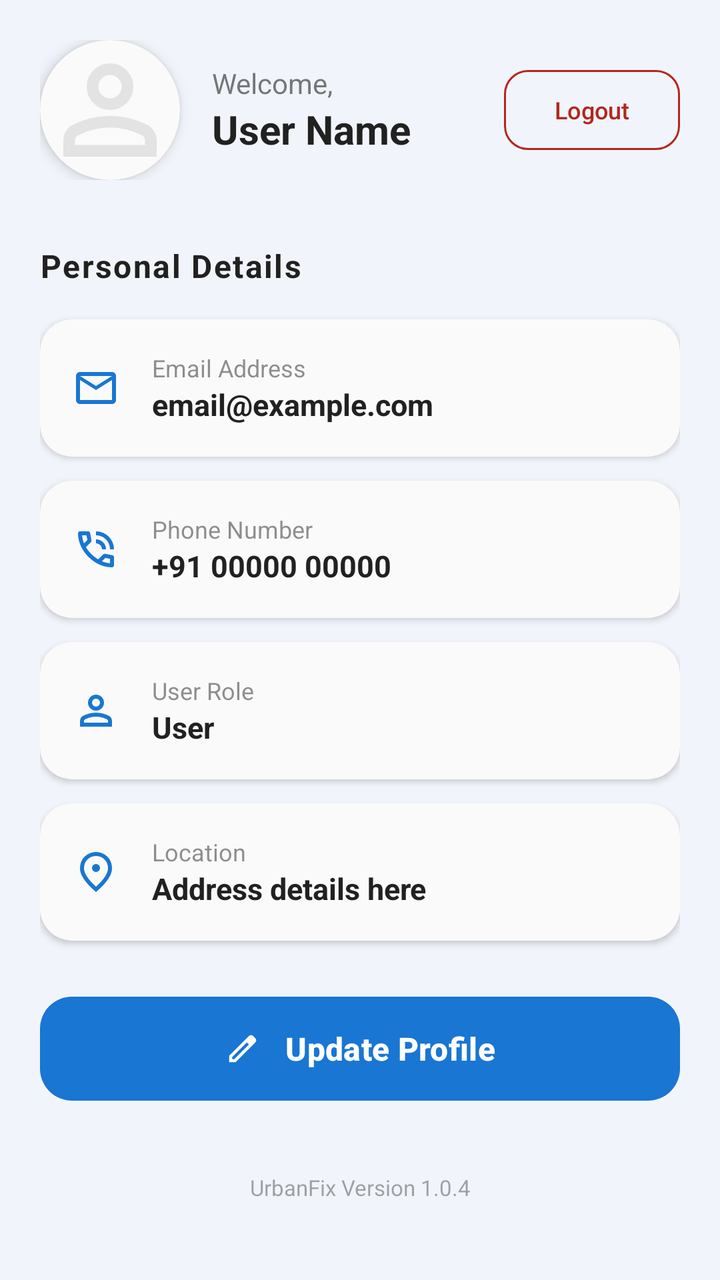
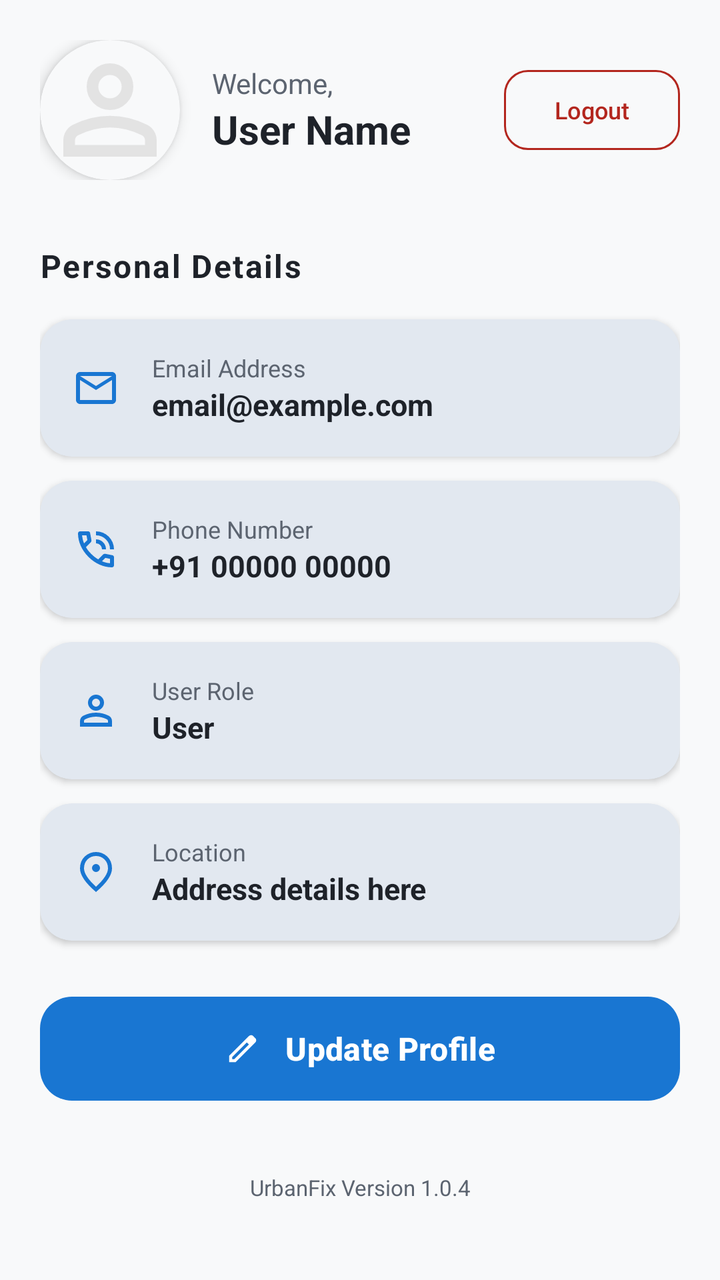

An Android layout rendered at two revisions. The XML below is the earlier revision; the diff shows what the commit changed to produce the second picture.
<!-- AndroidManifest.xml: application theme Theme.Urbanfix -->
<!-- res/layout/fragment_profile.xml -->
<?xml version="1.0" encoding="utf-8"?>
<androidx.constraintlayout.widget.ConstraintLayout xmlns:android="http://schemas.android.com/apk/res/android"
    xmlns:app="http://schemas.android.com/apk/res-auto"
    xmlns:tools="http://schemas.android.com/tools"
    android:layout_width="match_parent"
    android:layout_height="match_parent"
    android:background="?android:attr/windowBackground"> <ProgressBar
    android:id="@+id/profile_progress_bar"
    android:layout_width="wrap_content"
    android:layout_height="wrap_content"
    android:elevation="15dp"
    android:visibility="gone"
    app:layout_constraintBottom_toBottomOf="parent"
    app:layout_constraintEnd_toEndOf="parent"
    app:layout_constraintStart_toStartOf="parent"
    app:layout_constraintTop_toTopOf="parent" />

    <ScrollView
        android:id="@+id/profile_scroll_view"
        android:layout_width="match_parent"
        android:layout_height="match_parent"
        android:fillViewport="true"
        android:scrollbars="none">

        <LinearLayout
            android:layout_width="match_parent"
            android:layout_height="wrap_content"
            android:orientation="vertical"
            android:padding="20dp">

            <RelativeLayout
                android:layout_width="match_parent"
                android:layout_height="wrap_content"
                android:layout_marginBottom="32dp"
                android:gravity="center_vertical">

                <com.google.android.material.card.MaterialCardView
                    android:id="@+id/cv_image_container"
                    android:layout_width="70dp"
                    android:layout_height="70dp"
                    android:layout_alignParentStart="true"
                    android:layout_centerVertical="true"
                    app:cardBackgroundColor="?attr/colorSurface"
                    app:cardCornerRadius="35dp"
                    app:cardElevation="4dp"
                    app:strokeWidth="0dp">

                    <ImageView
                        android:id="@+id/iv_profile_display"
                        android:layout_width="match_parent"
                        android:layout_height="match_parent"
                        android:scaleType="centerCrop"
                        android:src="@drawable/ic_person" />
                </com.google.android.material.card.MaterialCardView>

                <LinearLayout
                    android:layout_width="wrap_content"
                    android:layout_height="wrap_content"
                    android:layout_centerVertical="true"
                    android:layout_marginStart="16dp"
                    android:layout_toEndOf="@id/cv_image_container"
                    android:layout_toStartOf="@id/btn_logout_mini"
                    android:orientation="vertical">

                    <TextView
                        android:layout_width="wrap_content"
                        android:layout_height="wrap_content"
                        android:text="Welcome,"
                        android:alpha="0.6"
                        android:textColor="?attr/colorOnSurface"
                        android:textSize="14sp" />

                    <TextView
                        android:id="@+id/tv_header_name"
                        android:layout_width="wrap_content"
                        android:layout_height="wrap_content"
                        android:text="User Name"
                        android:textColor="?attr/colorOnSurface"
                        android:textSize="20sp"
                        android:textStyle="bold" />
                </LinearLayout>

                <com.google.android.material.button.MaterialButton
                    android:id="@+id/btn_logout_mini"
                    style="@style/Widget.Material3.Button.OutlinedButton"
                    android:layout_width="wrap_content"
                    android:layout_height="wrap_content"
                    android:layout_alignParentEnd="true"
                    android:layout_centerVertical="true"
                    android:text="Logout"
                    android:textColor="?attr/colorError"
                    app:strokeColor="?attr/colorError"
                    android:textSize="12sp"
                    app:cornerRadius="12dp" />
            </RelativeLayout>

            <TextView
                android:layout_width="wrap_content"
                android:layout_height="wrap_content"
                android:layout_marginBottom="16dp"
                android:letterSpacing="0.05"
                android:text="Personal Details"
                android:textColor="?attr/colorOnSurface"
                android:textSize="16sp"
                android:textStyle="bold" />

            <com.google.android.material.card.MaterialCardView
                android:layout_width="match_parent"
                android:layout_height="wrap_content"
                android:layout_marginBottom="12dp"
                app:cardBackgroundColor="?attr/colorSurface"
                app:cardCornerRadius="16dp"
                app:cardElevation="2dp"
                app:strokeWidth="0dp">

                <LinearLayout
                    android:layout_width="match_parent"
                    android:layout_height="wrap_content"
                    android:gravity="center_vertical"
                    android:padding="16dp">

                    <ImageView
                        android:layout_width="24dp"
                        android:layout_height="24dp"
                        android:src="@drawable/ic_mail"
                        app:tint="?attr/colorPrimary" />

                    <LinearLayout
                        android:layout_width="wrap_content"
                        android:layout_height="wrap_content"
                        android:layout_marginStart="16dp"
                        android:orientation="vertical">

                        <TextView
                            android:layout_width="wrap_content"
                            android:layout_height="wrap_content"
                            android:text="Email Address"
                            android:alpha="0.5"
                            android:textColor="?attr/colorOnSurface"
                            android:textSize="12sp" />

                        <TextView
                            android:id="@+id/tv_profile_email"
                            android:layout_width="wrap_content"
                            android:layout_height="wrap_content"
                            android:text="email@example.com"
                            android:textColor="?attr/colorOnSurface"
                            android:textSize="15sp"
                            android:textStyle="bold" />
                    </LinearLayout>
                </LinearLayout>
            </com.google.android.material.card.MaterialCardView>

            <com.google.android.material.card.MaterialCardView
                android:layout_width="match_parent"
                android:layout_height="wrap_content"
                android:layout_marginBottom="12dp"
                app:cardBackgroundColor="?attr/colorSurface"
                app:cardCornerRadius="16dp"
                app:cardElevation="2dp"
                app:strokeWidth="0dp">

                <LinearLayout
                    android:layout_width="match_parent"
                    android:layout_height="wrap_content"
                    android:gravity="center_vertical"
                    android:padding="16dp">

                    <ImageView
                        android:layout_width="24dp"
                        android:layout_height="24dp"
                        android:src="@drawable/ic_phone"
                        app:tint="?attr/colorPrimary" />

                    <LinearLayout
                        android:layout_width="wrap_content"
                        android:layout_height="wrap_content"
                        android:layout_marginStart="16dp"
                        android:orientation="vertical">

                        <TextView
                            android:layout_width="wrap_content"
                            android:layout_height="wrap_content"
                            android:text="Phone Number"
                            android:alpha="0.5"
                            android:textColor="?attr/colorOnSurface"
                            android:textSize="12sp" />

                        <TextView
                            android:id="@+id/tv_profile_phone"
                            android:layout_width="wrap_content"
                            android:layout_height="wrap_content"
                            android:text="+91 00000 00000"
                            android:textColor="?attr/colorOnSurface"
                            android:textSize="15sp"
                            android:textStyle="bold" />
                    </LinearLayout>
                </LinearLayout>
            </com.google.android.material.card.MaterialCardView>

            <com.google.android.material.card.MaterialCardView
                android:layout_width="match_parent"
                android:layout_height="wrap_content"
                android:layout_marginBottom="12dp"
                app:cardBackgroundColor="?attr/colorSurface"
                app:cardCornerRadius="16dp"
                app:cardElevation="2dp"
                app:strokeWidth="0dp">

                <LinearLayout
                    android:layout_width="match_parent"
                    android:layout_height="wrap_content"
                    android:gravity="center_vertical"
                    android:padding="16dp">

                    <ImageView
                        android:layout_width="24dp"
                        android:layout_height="24dp"
                        android:src="@drawable/ic_person"
                        app:tint="?attr/colorPrimary" />

                    <LinearLayout
                        android:layout_width="wrap_content"
                        android:layout_height="wrap_content"
                        android:layout_marginStart="16dp"
                        android:orientation="vertical">

                        <TextView
                            android:layout_width="wrap_content"
                            android:layout_height="wrap_content"
                            android:text="User Role"
                            android:alpha="0.5"
                            android:textColor="?attr/colorOnSurface"
                            android:textSize="12sp" />

                        <TextView
                            android:id="@+id/tv_profile_role"
                            android:layout_width="wrap_content"
                            android:layout_height="wrap_content"
                            android:text="User"
                            android:textColor="?attr/colorOnSurface"
                            android:textSize="15sp"
                            android:textStyle="bold" />
                    </LinearLayout>
                </LinearLayout>
            </com.google.android.material.card.MaterialCardView>

            <com.google.android.material.card.MaterialCardView
                android:layout_width="match_parent"
                android:layout_height="wrap_content"
                android:layout_marginBottom="24dp"
                app:cardBackgroundColor="?attr/colorSurface"
                app:cardCornerRadius="16dp"
                app:cardElevation="2dp"
                app:strokeWidth="0dp">

                <LinearLayout
                    android:layout_width="match_parent"
                    android:layout_height="wrap_content"
                    android:gravity="center_vertical"
                    android:padding="16dp">

                    <ImageView
                        android:layout_width="24dp"
                        android:layout_height="24dp"
                        android:src="@drawable/ic_location"
                        app:tint="?attr/colorPrimary" />

                    <LinearLayout
                        android:layout_width="wrap_content"
                        android:layout_height="wrap_content"
                        android:layout_marginStart="16dp"
                        android:orientation="vertical">

                        <TextView
                            android:layout_width="wrap_content"
                            android:layout_height="wrap_content"
                            android:text="Location"
                            android:alpha="0.5"
                            android:textColor="?attr/colorOnSurface"
                            android:textSize="12sp" />

                        <TextView
                            android:id="@+id/tv_profile_address"
                            android:layout_width="wrap_content"
                            android:layout_height="wrap_content"
                            android:text="Address details here"
                            android:textColor="?attr/colorOnSurface"
                            android:textSize="15sp"
                            android:textStyle="bold" />
                    </LinearLayout>
                </LinearLayout>
            </com.google.android.material.card.MaterialCardView>

            <com.google.android.material.button.MaterialButton
                android:id="@+id/btn_edit_profile"
                android:layout_width="match_parent"
                android:layout_height="60dp"
                android:text="Update Profile"
                android:textAllCaps="false"
                android:textSize="16sp"
                android:textStyle="bold"
                app:cornerRadius="16dp"
                app:icon="@drawable/ic_edit"
                app:iconGravity="textStart"
                app:iconPadding="12dp" />

            <TextView
                android:layout_width="match_parent"
                android:layout_height="wrap_content"
                android:layout_marginTop="32dp"
                android:alpha="0.4"
                android:gravity="center"
                android:text="UrbanFix Version 1.0.4"
                android:textColor="?attr/colorOnSurface"
                android:textSize="11sp" />

        </LinearLayout>
    </ScrollView>
</androidx.constraintlayout.widget.ConstraintLayout>
<!-- resources referenced by this layout -->
<resources>
  <!-- drawable ic_edit (drawable) -->
  <vector xmlns:android="http://schemas.android.com/apk/res/android"
      android:width="24dp"
      android:height="24dp"
      android:viewportWidth="960"
      android:viewportHeight="960">
    <path
        android:pathData="M200,760h57l391,-391 -57,-57 -391,391v57ZM120,840v-170l528,-527q12,-11 26.5,-17t30.5,-6q16,0 31,6t26,18l55,56q12,11 17.5,26t5.5,30q0,16 -5.5,30.5T817,313L290,840L120,840ZM760,256 L704,200 760,256ZM619,341 L591,312 648,369 619,341Z"
        android:fillColor="#e3e3e3"/>
  </vector>
  <!-- drawable ic_location (drawable) -->
  <vector xmlns:android="http://schemas.android.com/apk/res/android"
      android:width="24dp"
      android:height="24dp"
      android:viewportWidth="960"
      android:viewportHeight="960">
    <path
        android:pathData="M536.5,456.5Q560,433 560,400t-23.5,-56.5Q513,320 480,320t-56.5,23.5Q400,367 400,400t23.5,56.5Q447,480 480,480t56.5,-23.5ZM480,774q122,-112 181,-203.5T720,408q0,-109 -69.5,-178.5T480,160q-101,0 -170.5,69.5T240,408q0,71 59,162.5T480,774ZM480,880Q319,743 239.5,625.5T160,408q0,-150 96.5,-239T480,80q127,0 223.5,89T800,408q0,100 -79.5,217.5T480,880ZM480,400Z"
        android:fillColor="#e3e3e3"/>
  </vector>
  <!-- drawable ic_mail (drawable) -->
  <vector xmlns:android="http://schemas.android.com/apk/res/android"
      android:width="24dp"
      android:height="24dp"
      android:viewportWidth="24"
      android:viewportHeight="24">
    <path
        android:pathData="M22,6c0,-1.1 -0.9,-2 -2,-2L4,4c-1.1,0 -2,0.9 -2,2v12c0,1.1 0.9,2 2,2h16c1.1,0 2,-0.9 2,-2L22,6zM20,6l-8,4.99L4,6h16zM20,18L4,18L4,8l8,5 8,-5v10z"
        android:fillColor="#e3e3e3"/>
  </vector>
  <!-- drawable ic_person (drawable) -->
  <vector xmlns:android="http://schemas.android.com/apk/res/android"
      android:width="24dp"
      android:height="24dp"
      android:viewportWidth="960"
      android:viewportHeight="960">
    <path
        android:pathData="M480,480q-66,0 -113,-47t-47,-113q0,-66 47,-113t113,-47q66,0 113,47t47,113q0,66 -47,113t-113,47ZM160,800v-112q0,-34 17.5,-62.5T224,582q62,-31 126,-46.5T480,520q66,0 130,15.5T736,582q29,15 46.5,43.5T800,688v112L160,800ZM240,720h480v-32q0,-11 -5.5,-20T700,654q-54,-27 -109,-40.5T480,600q-56,0 -111,13.5T260,654q-9,5 -14.5,14t-5.5,20v32ZM480,400q33,0 56.5,-23.5T560,320q0,-33 -23.5,-56.5T480,240q-33,0 -56.5,23.5T400,320q0,33 23.5,56.5T480,400ZM480,320ZM480,720Z"
        android:fillColor="#e3e3e3"/>
  </vector>
  <style name="Theme.Urbanfix" parent="Base.Theme.Urbanfix" />
  <style name="Base.Theme.Urbanfix" parent="Theme.Material3.DayNight.NoActionBar">
          <item name="colorPrimary">#1976D2</item>
          <item name="colorOnPrimary">#FFFFFF</item>
          <item name="colorSecondary">#42A5F5</item>
          <item name="colorOnSecondary">#FFFFFF</item>
  
          <item name="android:statusBarColor">#1976D2</item>
          <item name="android:windowLightStatusBar">false</item>
  
          <item name="android:windowBackground">@color/google_lavender_blue</item>
          <item name="colorSurface">@color/dark_white_card</item>
          <item name="colorOnSurface">#212121</item>
          <item name="colorSurfaceVariant">#ECEFF1</item>
  
          <item name="elevationOverlayEnabled">false</item>
  
          <item name="android:textSize">16sp</item>
      </style>
  <color name="google_lavender_blue">#F1F5FB</color>
  <color name="dark_white_card">#FAFAFA</color>
  <!-- unchanged entries left out for length: 1 -->
</resources>

<!-- the commit's change to res/layout/fragment_profile.xml (unified diff, before → after) -->
@@ -4,16 +4,18 @@
     xmlns:tools="http://schemas.android.com/tools"
     android:layout_width="match_parent"
     android:layout_height="match_parent"
-    android:background="?android:attr/windowBackground"> <ProgressBar
-    android:id="@+id/profile_progress_bar"
-    android:layout_width="wrap_content"
-    android:layout_height="wrap_content"
-    android:elevation="15dp"
-    android:visibility="gone"
-    app:layout_constraintBottom_toBottomOf="parent"
-    app:layout_constraintEnd_toEndOf="parent"
-    app:layout_constraintStart_toStartOf="parent"
-    app:layout_constraintTop_toTopOf="parent" />
+    android:background="?android:attr/windowBackground">
+
+    <ProgressBar
+        android:id="@+id/profile_progress_bar"
+        android:layout_width="wrap_content"
+        android:layout_height="wrap_content"
+        android:elevation="15dp"
+        android:visibility="gone"
+        app:layout_constraintBottom_toBottomOf="parent"
+        app:layout_constraintEnd_toEndOf="parent"
+        app:layout_constraintStart_toStartOf="parent"
+        app:layout_constraintTop_toTopOf="parent" />
 
     <ScrollView
         android:id="@+id/profile_scroll_view"
@@ -66,9 +68,7 @@
                         android:layout_width="wrap_content"
                         android:layout_height="wrap_content"
                         android:text="Welcome,"
-                        android:alpha="0.6"
-                        android:textColor="?attr/colorOnSurface"
-                        android:textSize="14sp" />
+                        android:textColor="?attr/colorOnSurfaceVariant" android:textSize="14sp" />
 
                     <TextView
                         android:id="@+id/tv_header_name"
@@ -108,8 +108,7 @@
                 android:layout_width="match_parent"
                 android:layout_height="wrap_content"
                 android:layout_marginBottom="12dp"
-                app:cardBackgroundColor="?attr/colorSurface"
-                app:cardCornerRadius="16dp"
+                app:cardBackgroundColor="?attr/colorSurfaceVariant" app:cardCornerRadius="16dp"
                 app:cardElevation="2dp"
                 app:strokeWidth="0dp">
 
@@ -135,9 +134,7 @@
                             android:layout_width="wrap_content"
                             android:layout_height="wrap_content"
                             android:text="Email Address"
-                            android:alpha="0.5"
-                            android:textColor="?attr/colorOnSurface"
-                            android:textSize="12sp" />
+                            android:textColor="?attr/colorOnSurfaceVariant" android:textSize="12sp" />
 
                         <TextView
                             android:id="@+id/tv_profile_email"
@@ -155,8 +152,7 @@
                 android:layout_width="match_parent"
                 android:layout_height="wrap_content"
                 android:layout_marginBottom="12dp"
-                app:cardBackgroundColor="?attr/colorSurface"
-                app:cardCornerRadius="16dp"
+                app:cardBackgroundColor="?attr/colorSurfaceVariant" app:cardCornerRadius="16dp"
                 app:cardElevation="2dp"
                 app:strokeWidth="0dp">
 
@@ -182,9 +178,7 @@
                             android:layout_width="wrap_content"
                             android:layout_height="wrap_content"
                             android:text="Phone Number"
-                            android:alpha="0.5"
-                            android:textColor="?attr/colorOnSurface"
-                            android:textSize="12sp" />
+                            android:textColor="?attr/colorOnSurfaceVariant" android:textSize="12sp" />
 
                         <TextView
                             android:id="@+id/tv_profile_phone"
@@ -202,8 +196,7 @@
                 android:layout_width="match_parent"
                 android:layout_height="wrap_content"
                 android:layout_marginBottom="12dp"
-                app:cardBackgroundColor="?attr/colorSurface"
-                app:cardCornerRadius="16dp"
+                app:cardBackgroundColor="?attr/colorSurfaceVariant" app:cardCornerRadius="16dp"
                 app:cardElevation="2dp"
                 app:strokeWidth="0dp">
 
@@ -229,9 +222,7 @@
                             android:layout_width="wrap_content"
                             android:layout_height="wrap_content"
                             android:text="User Role"
-                            android:alpha="0.5"
-                            android:textColor="?attr/colorOnSurface"
-                            android:textSize="12sp" />
+                            android:textColor="?attr/colorOnSurfaceVariant" android:textSize="12sp" />
 
                         <TextView
                             android:id="@+id/tv_profile_role"
@@ -249,8 +240,7 @@
                 android:layout_width="match_parent"
                 android:layout_height="wrap_content"
                 android:layout_marginBottom="24dp"
-                app:cardBackgroundColor="?attr/colorSurface"
-                app:cardCornerRadius="16dp"
+                app:cardBackgroundColor="?attr/colorSurfaceVariant" app:cardCornerRadius="16dp"
                 app:cardElevation="2dp"
                 app:strokeWidth="0dp">
 
@@ -276,9 +266,7 @@
                             android:layout_width="wrap_content"
                             android:layout_height="wrap_content"
                             android:text="Location"
-                            android:alpha="0.5"
-                            android:textColor="?attr/colorOnSurface"
-                            android:textSize="12sp" />
+                            android:textColor="?attr/colorOnSurfaceVariant" android:textSize="12sp" />
 
                         <TextView
                             android:id="@+id/tv_profile_address"
@@ -309,11 +297,9 @@
                 android:layout_width="match_parent"
                 android:layout_height="wrap_content"
                 android:layout_marginTop="32dp"
-                android:alpha="0.4"
                 android:gravity="center"
                 android:text="UrbanFix Version 1.0.4"
-                android:textColor="?attr/colorOnSurface"
-                android:textSize="11sp" />
+                android:textColor="?attr/colorOnSurfaceVariant" android:textSize="11sp" />
 
         </LinearLayout>
     </ScrollView>
<!-- resource entries referenced after the edit -->
@@ -47,20 +47,26 @@
           <item name="colorSecondary">#42A5F5</item>
           <item name="colorOnSecondary">#FFFFFF</item>
   
-          <item name="android:statusBarColor">#1976D2</item>
-          <item name="android:windowLightStatusBar">false</item>
+          <item name="android:statusBarColor">@color/premium_bg</item>
+          <item name="android:windowLightStatusBar">true</item>
   
-          <item name="android:windowBackground">@color/google_lavender_blue</item>
-          <item name="colorSurface">@color/dark_white_card</item>
-          <item name="colorOnSurface">#212121</item>
-          <item name="colorSurfaceVariant">#ECEFF1</item>
+          <item name="android:windowBackground">@color/premium_bg</item>
+          <item name="colorSurface">@color/premium_bg</item>
+          <item name="colorOnSurface">@color/text_primary</item>
+  
+          <item name="colorSurfaceVariant">@color/premium_card_contrast</item>
+          <item name="colorOnSurfaceVariant">@color/text_secondary</item>
+  
+          <item name="colorSurfaceContainer">#FFFFFF</item>
   
           <item name="elevationOverlayEnabled">false</item>
   
           <item name="android:textSize">16sp</item>
       </style>
-  <color name="google_lavender_blue">#F1F5FB</color>
-  <color name="dark_white_card">#FAFAFA</color>
+  <color name="premium_bg">#F8F9FA</color>
+  <color name="text_primary">#1E2229</color>
+  <color name="premium_card_contrast">#E2E8F0</color>
+  <color name="text_secondary">#5C6470</color>
   <!-- unchanged entries left out for length: 1 -->
 </resources>
 
